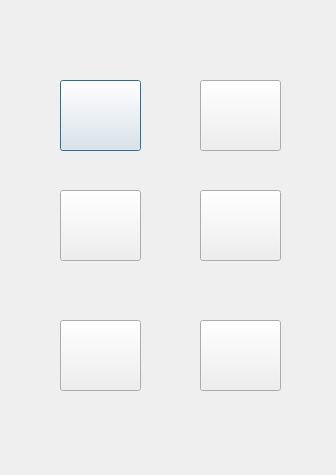
The window that homescreen/main.ui (SumanKanrar-IEM/VIRTUAL-PHONE) describes before a commit, drawn with Qt 5.
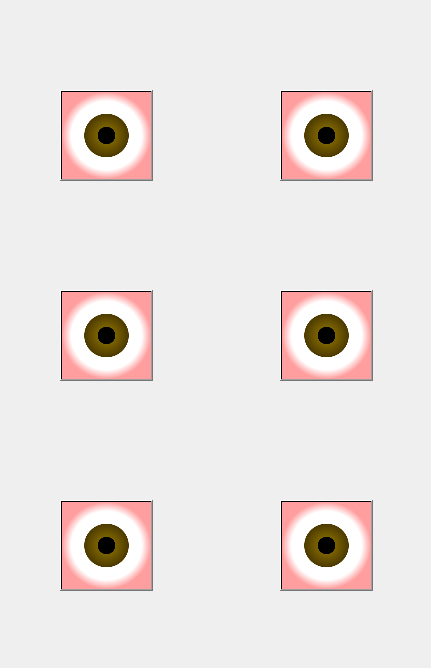
The same window after the commit. Icons and pictures are not drawn.

Commit message: Changed icon file names

Diff of the .ui file:
```diff
--- a/homescreen/main.ui
+++ b/homescreen/main.ui
@@ -6,8 +6,8 @@
    <rect>
     <x>0</x>
     <y>0</y>
-    <width>336</width>
-    <height>475</height>
+    <width>431</width>
+    <height>668</height>
    </rect>
   </property>
   <property name="windowTitle">
@@ -20,14 +20,14 @@
    <property name="geometry">
     <rect>
      <x>60</x>
-     <y>80</y>
-     <width>81</width>
-     <height>71</height>
+     <y>90</y>
+     <width>93</width>
+     <height>91</height>
     </rect>
    </property>
    <property name="styleSheet">
-    <string notr="true">image: url(:/new/256-256-64273d52c282e3b26d2d0968d08b9d8d.png);
-</string>
+    <string notr="true">image: url(:/new1/calender.png);
+background-color: qradialgradient(spread:pad, cx:0.5, cy:0.5, radius:0.5, fx:0.5, fy:0.5, stop:0 rgba(0, 0, 0, 255), stop:0.19397 rgba(0, 0, 0, 255), stop:0.202312 rgba(122, 97, 0, 255), stop:0.495514 rgba(76, 58, 0, 255), stop:0.504819 rgba(255, 255, 255, 255), stop:0.79 rgba(255, 255, 255, 255), stop:1 rgba(255, 158, 158, 255));</string>
    </property>
    <property name="text">
     <string/>
@@ -36,14 +36,15 @@
   <widget class="QPushButton" name="pushButton_2">
    <property name="geometry">
     <rect>
-     <x>200</x>
-     <y>80</y>
-     <width>81</width>
-     <height>71</height>
+     <x>280</x>
+     <y>90</y>
+     <width>93</width>
+     <height>91</height>
     </rect>
    </property>
    <property name="styleSheet">
-    <string notr="true">image: url(:/new/Circle-icons-contacts.svg.png);</string>
+    <string notr="true">image: url(:/new1/calculator.png);
+background-color: qradialgradient(spread:pad, cx:0.5, cy:0.5, radius:0.5, fx:0.5, fy:0.5, stop:0 rgba(0, 0, 0, 255), stop:0.19397 rgba(0, 0, 0, 255), stop:0.202312 rgba(122, 97, 0, 255), stop:0.495514 rgba(76, 58, 0, 255), stop:0.504819 rgba(255, 255, 255, 255), stop:0.79 rgba(255, 255, 255, 255), stop:1 rgba(255, 158, 158, 255));</string>
    </property>
    <property name="text">
     <string/>
@@ -52,14 +53,15 @@
   <widget class="QPushButton" name="pushButton_3">
    <property name="geometry">
     <rect>
-     <x>60</x>
-     <y>190</y>
-     <width>81</width>
-     <height>71</height>
+     <x>280</x>
+     <y>290</y>
+     <width>93</width>
+     <height>91</height>
     </rect>
    </property>
    <property name="styleSheet">
-    <string notr="true">image: url(:/new/browser-icon.png);</string>
+    <string notr="true">image: url(:/new1/phonebook.png);
+background-color: qradialgradient(spread:pad, cx:0.5, cy:0.5, radius:0.5, fx:0.5, fy:0.5, stop:0 rgba(0, 0, 0, 255), stop:0.19397 rgba(0, 0, 0, 255), stop:0.202312 rgba(122, 97, 0, 255), stop:0.495514 rgba(76, 58, 0, 255), stop:0.504819 rgba(255, 255, 255, 255), stop:0.79 rgba(255, 255, 255, 255), stop:1 rgba(255, 158, 158, 255));</string>
    </property>
    <property name="text">
     <string/>
@@ -68,14 +70,16 @@
   <widget class="QPushButton" name="pushButton_4">
    <property name="geometry">
     <rect>
-     <x>200</x>
-     <y>320</y>
-     <width>81</width>
-     <height>71</height>
+     <x>60</x>
+     <y>290</y>
+     <width>93</width>
+     <height>91</height>
     </rect>
    </property>
    <property name="styleSheet">
-    <string notr="true">image: url(:/new/cloud.png);</string>
+    <string notr="true">image: url(:/new1/browser.png);
+border-color: qlineargradient(spread:pad, x1:0, y1:0, x2:1, y2:0, stop:0 rgba(255, 178, 102, 255), stop:0.55 rgba(235, 148, 61, 255), stop:0.98 rgba(0, 0, 0, 255), stop:1 rgba(0, 0, 0, 0));
+background-color: qradialgradient(spread:pad, cx:0.5, cy:0.5, radius:0.5, fx:0.5, fy:0.5, stop:0 rgba(0, 0, 0, 255), stop:0.19397 rgba(0, 0, 0, 255), stop:0.202312 rgba(122, 97, 0, 255), stop:0.495514 rgba(76, 58, 0, 255), stop:0.504819 rgba(255, 255, 255, 255), stop:0.79 rgba(255, 255, 255, 255), stop:1 rgba(255, 158, 158, 255));</string>
    </property>
    <property name="text">
     <string/>
@@ -84,14 +88,15 @@
   <widget class="QPushButton" name="pushButton_5">
    <property name="geometry">
     <rect>
-     <x>60</x>
-     <y>320</y>
-     <width>81</width>
-     <height>71</height>
+     <x>280</x>
+     <y>500</y>
+     <width>93</width>
+     <height>91</height>
     </rect>
    </property>
    <property name="styleSheet">
-    <string notr="true">image: url(:/new/note-icon-flat_20610.png);</string>
+    <string notr="true">image: url(:/new1/cloud.png);
+background-color: qradialgradient(spread:pad, cx:0.5, cy:0.5, radius:0.5, fx:0.5, fy:0.5, stop:0 rgba(0, 0, 0, 255), stop:0.19397 rgba(0, 0, 0, 255), stop:0.202312 rgba(122, 97, 0, 255), stop:0.495514 rgba(76, 58, 0, 255), stop:0.504819 rgba(255, 255, 255, 255), stop:0.79 rgba(255, 255, 255, 255), stop:1 rgba(255, 158, 158, 255));</string>
    </property>
    <property name="text">
     <string/>
@@ -100,14 +105,15 @@
   <widget class="QPushButton" name="pushButton_6">
    <property name="geometry">
     <rect>
-     <x>200</x>
-     <y>190</y>
-     <width>81</width>
-     <height>71</height>
+     <x>60</x>
+     <y>500</y>
+     <width>93</width>
+     <height>91</height>
     </rect>
    </property>
    <property name="styleSheet">
-    <string notr="true">image: url(:/new/calculator-flat.png);</string>
+    <string notr="true">image: url(:/new1/notepad.png);
+background-color: qradialgradient(spread:pad, cx:0.5, cy:0.5, radius:0.5, fx:0.5, fy:0.5, stop:0 rgba(0, 0, 0, 255), stop:0.19397 rgba(0, 0, 0, 255), stop:0.202312 rgba(122, 97, 0, 255), stop:0.495514 rgba(76, 58, 0, 255), stop:0.504819 rgba(255, 255, 255, 255), stop:0.79 rgba(255, 255, 255, 255), stop:1 rgba(255, 158, 158, 255));</string>
    </property>
    <property name="text">
     <string/>
```
Left out of the diff: 6 changed lines with no effect on the pictures. The commit also changes 6 other files.
